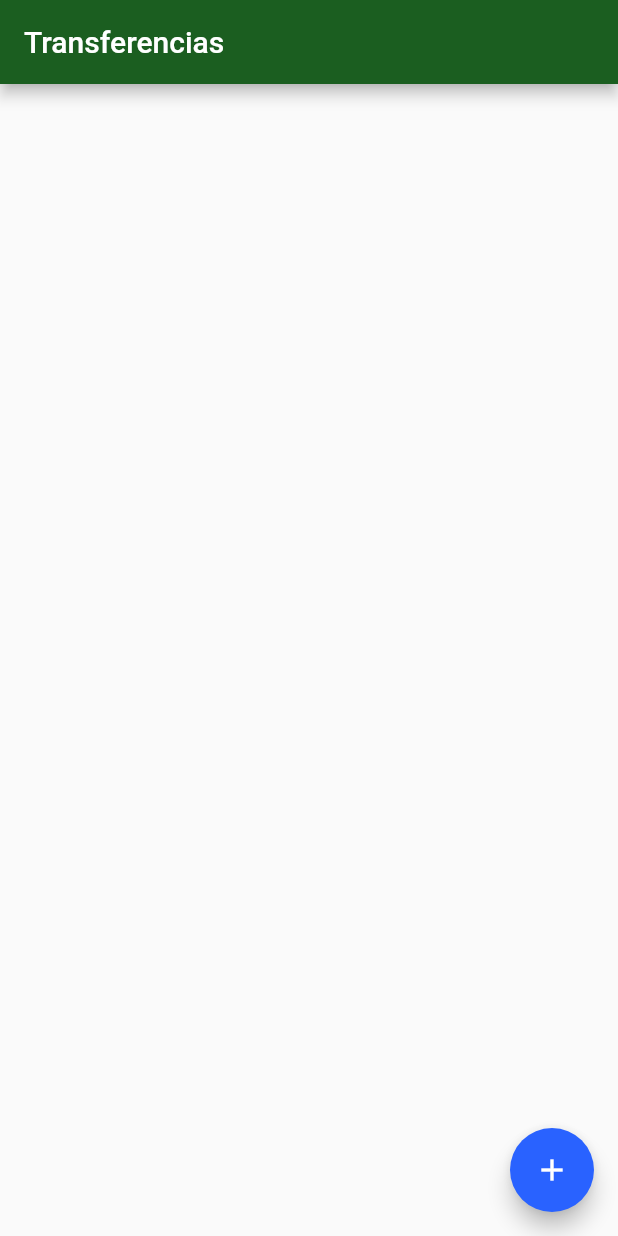
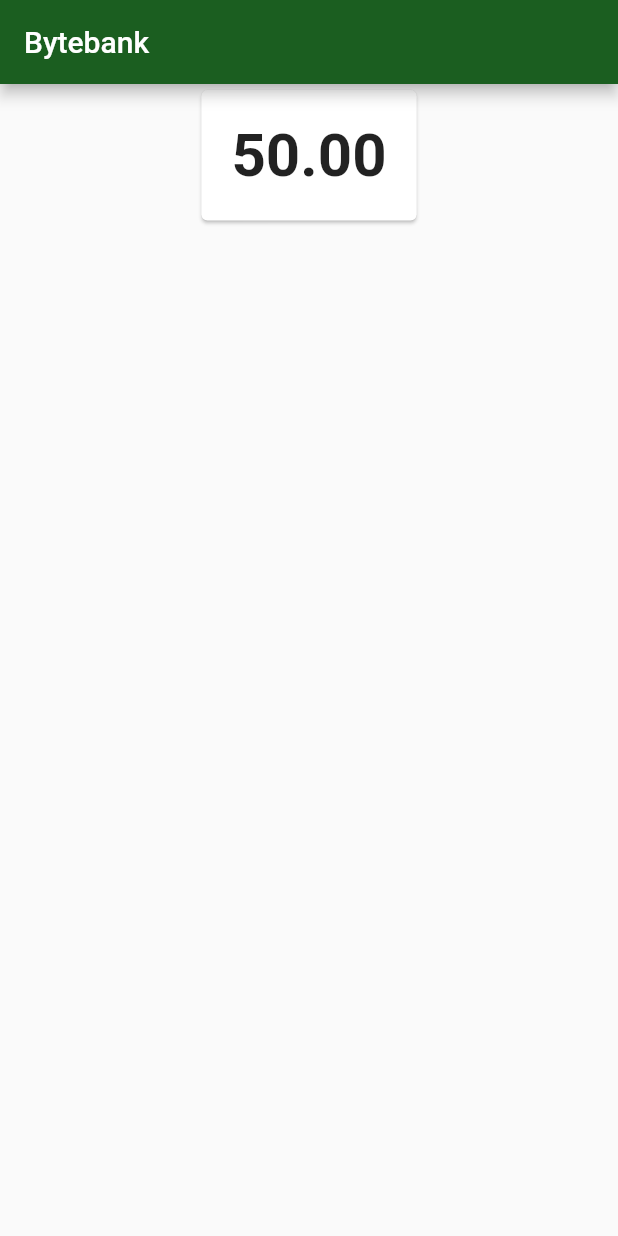
Before and after one commit to gabrielvcunha/alura-formacao-flutter, a Flutter app: the screen it shows after launch, on a phone screen of 412 x 824 dp. Run offline on Flutter 3.47's test engine with Material 2 defaults, Android fonts, the phone set to English and light mode, and no system bars.

Commit message:
Gerenciamento de Estados - Aula 01.3 Dashboard e saldo

```diff
--- /dev/null
+++ b/bytebank/lib/components/saldo.dart
@@ -0,0 +1,18 @@
+import 'package:flutter/material.dart';
+
+class Saldo extends StatelessWidget {
+  @override
+  Widget build(BuildContext context) => Card(
+    child: Padding(
+      padding: EdgeInsets.all(20.0),
+      child: Text(
+        "50.00",
+        textAlign: TextAlign.center,
+        style: TextStyle(
+          fontSize: 40,
+          fontWeight: FontWeight.bold,
+        ),
+      )
+    ),
+  );
+}
--- a/bytebank/lib/main.dart
+++ b/bytebank/lib/main.dart
@@ -1,4 +1,4 @@
-import 'package:bytebank/screens/transferencia/lista.dart';
+import 'package:bytebank/screens/dashboard.dart';
 import 'package:flutter/material.dart';
 
 void main() => runApp(BytebankApp());
@@ -14,6 +14,6 @@ class BytebankApp extends StatelessWidget {
             textTheme: ButtonTextTheme.primary,
           ),
         ),
-        home: ListaTransferencias(),
+        home: Dashboard(),
       );
 }
--- /dev/null
+++ b/bytebank/lib/screens/dashboard.dart
@@ -0,0 +1,15 @@
+import 'package:bytebank/components/saldo.dart';
+import 'package:flutter/material.dart';
+
+const _tituloAppBar = "Bytebank";
+
+class Dashboard extends StatelessWidget {
+  @override
+  Widget build(BuildContext context) => Scaffold(
+        appBar: AppBar(title: Text(_tituloAppBar)),
+        body: Align(
+          child: Saldo(),
+          alignment: Alignment.topCenter,
+        ),
+      );
+}
```
